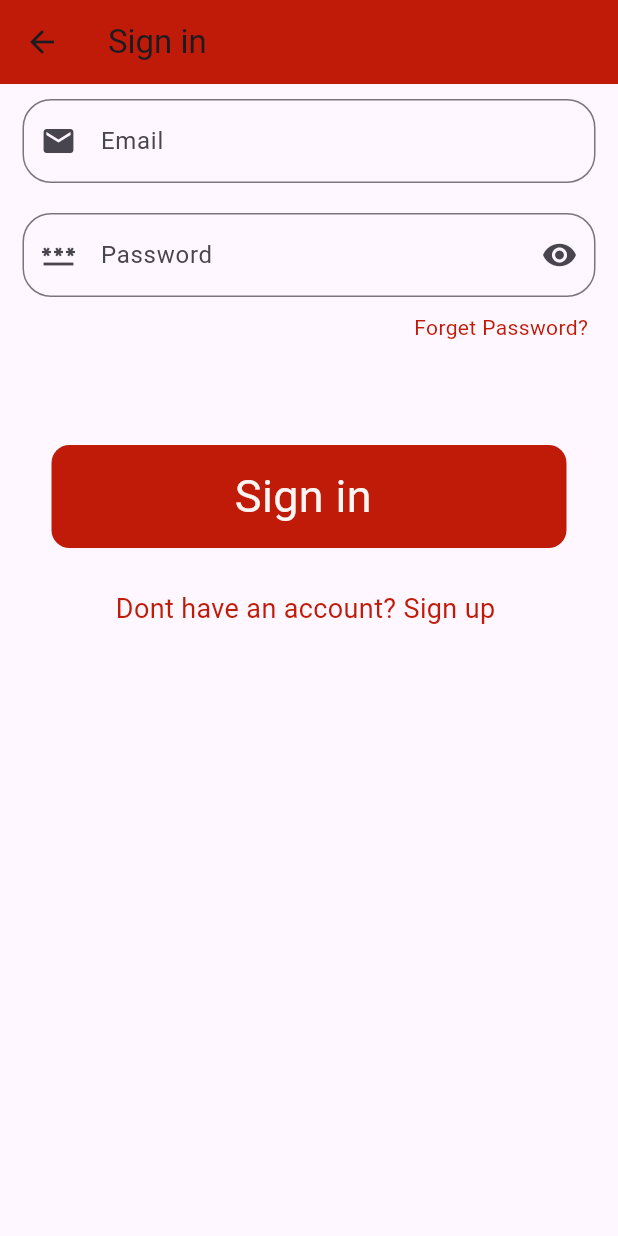
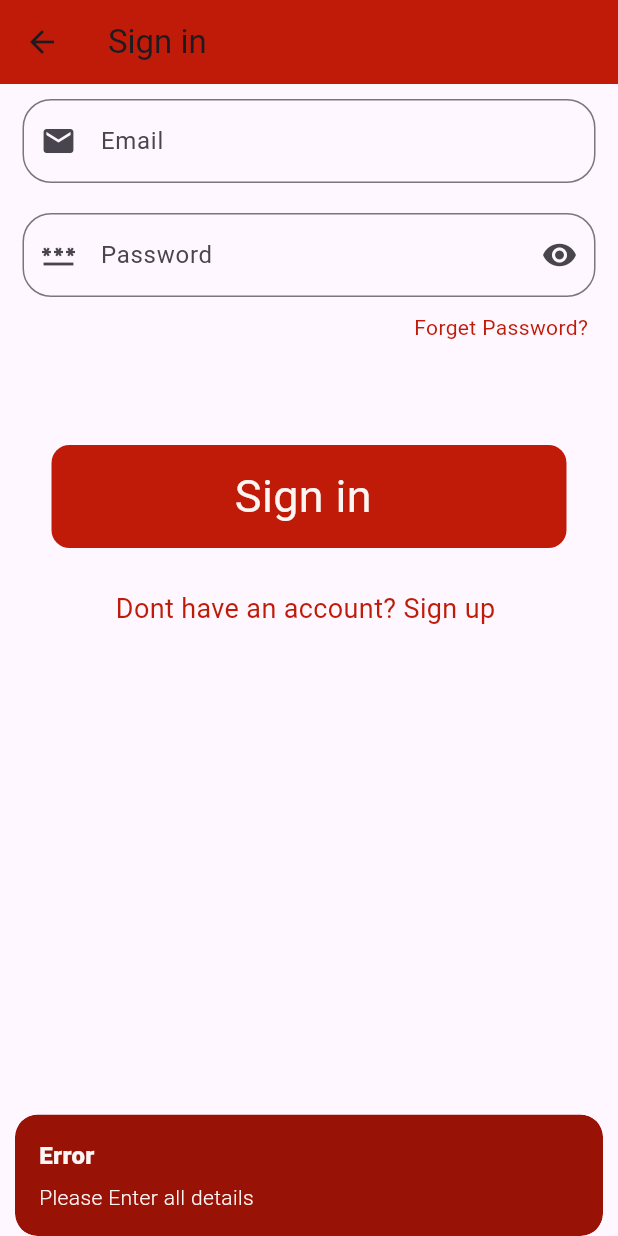
Before and after one commit to majharul-islam181/Ecommerce-Firebase, a Flutter app: the SigninScreen screen opened directly, after a tap on "Sign in", on a phone screen of 412 x 824 dp. Run offline on Flutter 3.47's test engine with Material 3 defaults, Android fonts, the light colour scheme and no system bars; our stand-ins replace cloud_firestore, firebase_auth, firebase_core, flutter_easyloading, get, google_sign_in; accounts and stored records are empty.

Commit message:
sign-in controller & screens

```diff
--- a/lib/controller/google_signin_controller.dart
+++ b/lib/controller/google_signin_controller.dart
@@ -45,7 +45,7 @@ class GoogleSigninController extends GetxController {
             city: "",
           );
           await FirebaseFirestore.instance
-              .collection('all-users')
+              .collection('users')
               .doc(user.uid)
               .set(userModel.toMap());
 
--- /dev/null
+++ b/lib/controller/sign_in_controller.dart
@@ -0,0 +1,38 @@
+// ignore_for_file: file_names, unused_field, body_might_complete_normally_nullable, unused_local_variable
+
+import 'package:cloud_firestore/cloud_firestore.dart';
+import 'package:ecommerce_firebase/utils/colors.dart';
+import 'package:firebase_auth/firebase_auth.dart';
+import 'package:flutter_easyloading/flutter_easyloading.dart';
+import 'package:get/get.dart';
+
+class SignInController extends GetxController {
+  final FirebaseAuth _auth = FirebaseAuth.instance;
+  final FirebaseFirestore _firestore = FirebaseFirestore.instance;
+
+  //for password visibilty
+  var isPasswordVisible = false.obs;
+
+  Future<UserCredential?> signInMethod(
+      String userEmail, String userPassword) async {
+    try {
+      EasyLoading.show(status: "Please wait");
+      UserCredential userCredential = await _auth.signInWithEmailAndPassword(
+        email: userEmail,
+        password: userPassword,
+      );
+
+      EasyLoading.dismiss();
+      return userCredential;
+    } on FirebaseAuthException catch (e) {
+      EasyLoading.dismiss();
+      Get.snackbar(
+        "Error",
+        "$e",
+        snackPosition: SnackPosition.BOTTOM,
+        backgroundColor: AppColors.appSecondaryColor,
+        colorText: AppColors.appTextColor,
+      );
+    }
+  }
+}
--- a/lib/screens/auth-ui/signin_screen.dart
+++ b/lib/screens/auth-ui/signin_screen.dart
@@ -1,11 +1,22 @@
+import 'package:ecommerce_firebase/controller/sign_in_controller.dart';
 import 'package:ecommerce_firebase/screens/auth-ui/signup_screen.dart';
+import 'package:ecommerce_firebase/screens/user-pannel/user_screen.dart';
 import 'package:ecommerce_firebase/utils/colors.dart';
+import 'package:firebase_auth/firebase_auth.dart';
 import 'package:flutter/material.dart';
-import 'package:get/route_manager.dart';
+import 'package:get/get.dart';
 
-class SigninScreen extends StatelessWidget {
+class SigninScreen extends StatefulWidget {
   const SigninScreen({super.key});
 
+  @override
+  State<SigninScreen> createState() => _SigninScreenState();
+}
+
+class _SigninScreenState extends State<SigninScreen> {
+  final SignInController signInController = Get.put(SignInController());
+  TextEditingController userEmail = TextEditingController();
+  TextEditingController userPassword = TextEditingController();
   @override
   Widget build(BuildContext context) {
     return Scaffold(
@@ -21,6 +32,7 @@ class SigninScreen extends StatelessWidget {
             child: Padding(
               padding: const EdgeInsets.all(10),
               child: TextFormField(
+                controller: userEmail,
                 cursorColor: AppColors.appSecondaryColor,
                 keyboardType: TextInputType.emailAddress,
                 decoration: InputDecoration(
@@ -37,7 +49,10 @@ class SigninScreen extends StatelessWidget {
             width: Get.width,
             child: Padding(
                 padding: const EdgeInsets.all(10),
-              child: TextFormField(
+                child: Obx(
+                  () => TextFormField(
+                    controller: userPassword,
+                    obscureText: signInController.isPasswordVisible.value,
                     cursorColor: AppColors.appSecondaryColor,
                     keyboardType: TextInputType.emailAddress,
                     decoration: InputDecoration(
@@ -45,10 +60,16 @@ class SigninScreen extends StatelessWidget {
                           borderRadius: BorderRadius.circular(19),
                         ),
                         hintText: "Password",
-                    suffixIcon: const Icon(Icons.visibility),
+                        suffixIcon: InkWell(
+                            onTap: () {
+                              signInController.isPasswordVisible.toggle();
+                            },
+                            child: signInController.isPasswordVisible.value
+                                ? const Icon(Icons.visibility_off)
+                                : const Icon(Icons.visibility)),
                         prefixIcon: const Icon(Icons.password)),
                   ),
-            ),
+                )),
           ),
           Container(
             margin: const EdgeInsets.symmetric(horizontal: 20),
@@ -62,7 +83,51 @@ class SigninScreen extends StatelessWidget {
             height: Get.height / 12,
           ),
           InkWell(
-            onTap: () {},
+            onTap: () async {
+              String email = userEmail.text.trim();
+              String password = userPassword.text.trim();
+              if (email.isEmpty || password.isEmpty) {
+                Get.snackbar(
+                  "Error",
+                  "Please Enter all details",
+                  snackPosition: SnackPosition.BOTTOM,
+                  backgroundColor: AppColors.appSecondaryColor,
+                  colorText: AppColors.appTextColor,
+                );
+              } else {
+                UserCredential? userCredential =
+                    await signInController.signInMethod(email, password);
+                if (userCredential != null) {
+                  if (userCredential.user!.emailVerified) {
+                    Get.snackbar(
+                      "Success",
+                      "Login successfully",
+                      snackPosition: SnackPosition.BOTTOM,
+                      backgroundColor: AppColors.appSecondaryColor,
+                      colorText: AppColors.appTextColor,
+                    );
+
+                    Get.offAll(() => const UserScreen());
+                  } else {
+                    Get.snackbar(
+                      "Error",
+                      "Please Verify your emaiil before login",
+                      snackPosition: SnackPosition.BOTTOM,
+                      backgroundColor: AppColors.appSecondaryColor,
+                      colorText: AppColors.appTextColor,
+                    );
+                  }
+                } else {
+                  Get.snackbar(
+                    "Error",
+                    "Please try again",
+                    snackPosition: SnackPosition.BOTTOM,
+                    backgroundColor: AppColors.appSecondaryColor,
+                    colorText: AppColors.appTextColor,
+                  );
+                }
+              }
+            },
             child: Container(
               height: Get.height / 12,
               width: Get.width / 1.2,
```
Lines whose indentation alone changed are shown as unchanged.
